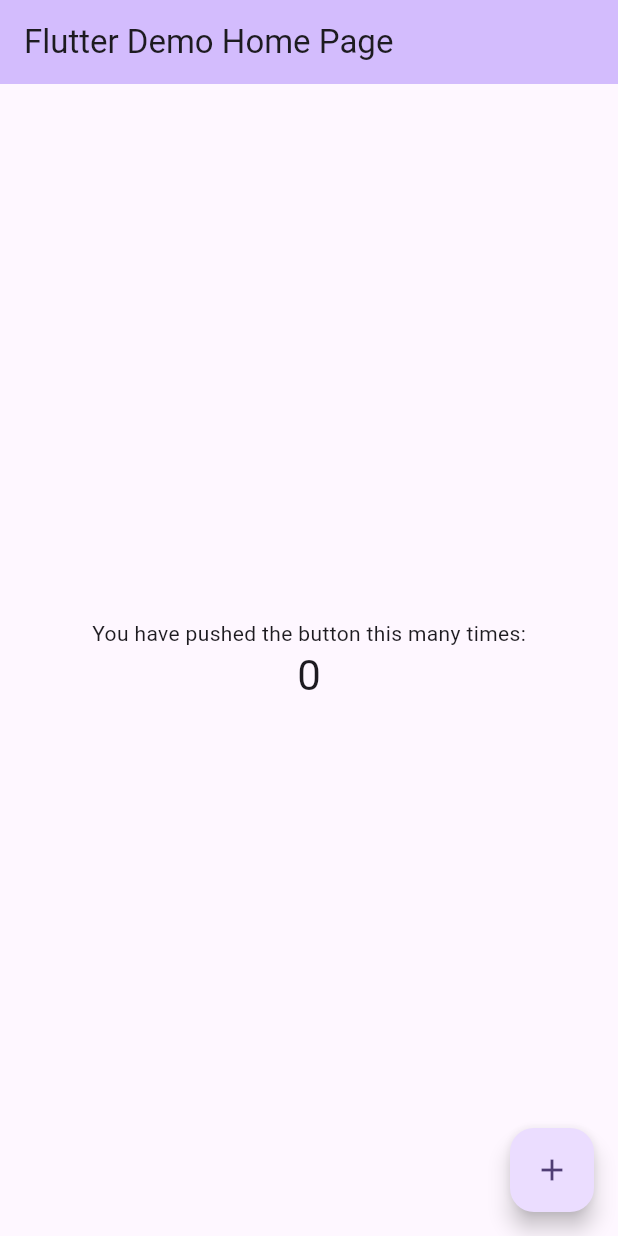
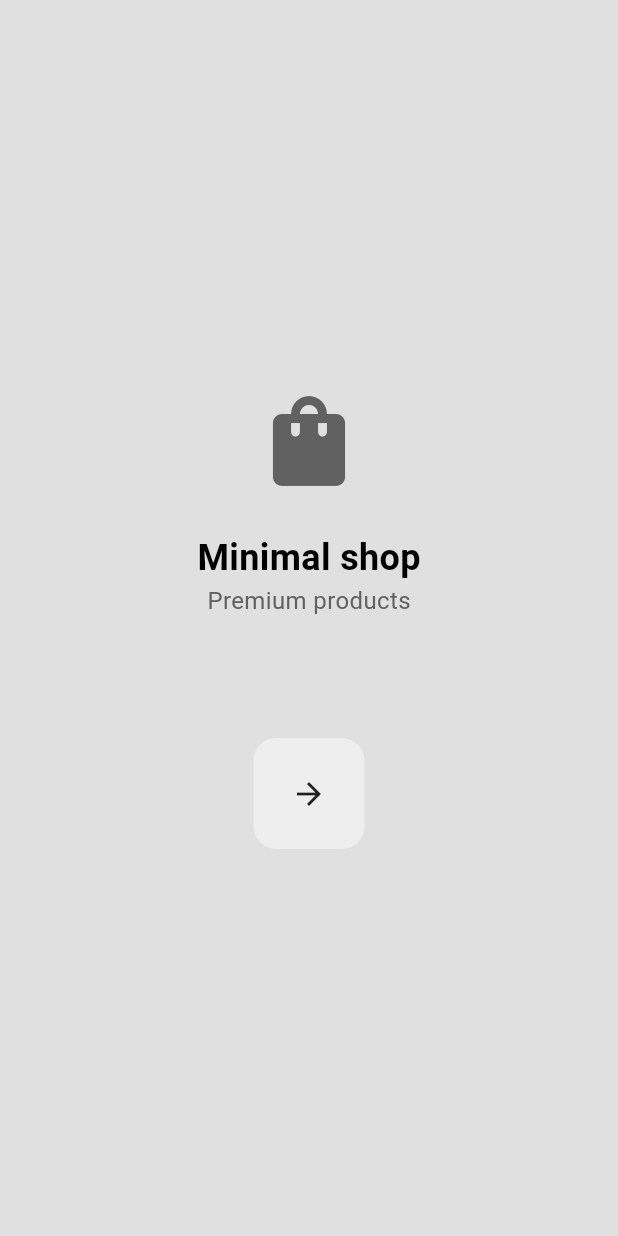
Before and after one commit to dixonaws/minimal_ecommerce, a Flutter app: the screen it shows after launch, on a phone screen of 412 x 824 dp. Run offline on Flutter 3.47's test engine with Material 3 defaults, Android fonts, the phone set to English and light mode, and no system bars.

Commit message:
Basic app with navigation

```diff
--- /dev/null
+++ b/lib/components/my_button.dart
@@ -0,0 +1,24 @@
+import 'package:flutter/material.dart';
+
+class MyButton extends StatelessWidget {
+  final void Function()? onTap;
+  final Widget child;
+
+  const MyButton({super.key, required this.onTap, required this.child});
+
+  @override
+  Widget build(BuildContext context) {
+    return GestureDetector(
+      onTap: onTap,
+      child: Container(
+        decoration: BoxDecoration(
+          color: Theme.of(context).colorScheme.primary,
+          borderRadius: BorderRadius.circular(15),
+        ),
+        padding: const EdgeInsets.all(25),
+
+        child: child,
+      ),
+    );
+  }
+}
--- a/lib/main.dart
+++ b/lib/main.dart
@@ -1,4 +1,8 @@
 import 'package:flutter/material.dart';
+import 'package:minimal_ecommerce/pages/cart_page.dart';
+import 'package:minimal_ecommerce/pages/intro_page.dart';
+import 'package:minimal_ecommerce/pages/shop_page.dart';
+import 'package:minimal_ecommerce/themes/light_mode.dart';
 
 void main() {
   runApp(const MyApp());
@@ -7,119 +11,17 @@
 class MyApp extends StatelessWidget {
   const MyApp({super.key});
 
-  // This widget is the root of your application.
   @override
   Widget build(BuildContext context) {
     return MaterialApp(
-      title: 'Flutter Demo',
-      theme: ThemeData(
-        // This is the theme of your application.
-        //
-        // TRY THIS: Try running your application with "flutter run". You'll see
-        // the application has a purple toolbar. Then, without quitting the app,
-        // try changing the seedColor in the colorScheme below to Colors.green
-        // and then invoke "hot reload" (save your changes or press the "hot
-        // reload" button in a Flutter-supported IDE, or press "r" if you used
-        // the command line to start the app).
-        //
-        // Notice that the counter didn't reset back to zero; the application
-        // state is not lost during the reload. To reset the state, use hot
-        // restart instead.
-        //
-        // This works for code too, not just values: Most code changes can be
-        // tested with just a hot reload.
-        colorScheme: ColorScheme.fromSeed(seedColor: Colors.deepPurple),
-        useMaterial3: true,
-      ),
-      home: const MyHomePage(title: 'Flutter Demo Home Page'),
+      debugShowCheckedModeBanner: false,
+      home: const IntroPage(),
+      theme: lightMode,
+      routes: {
+        '/intro_page': (context) => IntroPage(),
+        '/shop_page': (context) => ShopPage(),
+        '/cart_page': (context) => CartPage(),
+      }
     );
   }
 }
-
-class MyHomePage extends StatefulWidget {
-  const MyHomePage({super.key, required this.title});
-
-  // This widget is the home page of your application. It is stateful, meaning
-  // that it has a State object (defined below) that contains fields that affect
-  // how it looks.
-
-  // This class is the configuration for the state. It holds the values (in this
-  // case the title) provided by the parent (in this case the App widget) and
-  // used by the build method of the State. Fields in a Widget subclass are
-  // always marked "final".
-
-  final String title;
-
-  @override
-  State<MyHomePage> createState() => _MyHomePageState();
-}
-
-class _MyHomePageState extends State<MyHomePage> {
-  int _counter = 0;
-
-  void _incrementCounter() {
-    setState(() {
-      // This call to setState tells the Flutter framework that something has
-      // changed in this State, which causes it to rerun the build method below
-      // so that the display can reflect the updated values. If we changed
-      // _counter without calling setState(), then the build method would not be
-      // called again, and so nothing would appear to happen.
-      _counter++;
-    });
-  }
-
-  @override
-  Widget build(BuildContext context) {
-    // This method is rerun every time setState is called, for instance as done
-    // by the _incrementCounter method above.
-    //
-    // The Flutter framework has been optimized to make rerunning build methods
-    // fast, so that you can just rebuild anything that needs updating rather
-    // than having to individually change instances of widgets.
-    return Scaffold(
-      appBar: AppBar(
-        // TRY THIS: Try changing the color here to a specific color (to
-        // Colors.amber, perhaps?) and trigger a hot reload to see the AppBar
-        // change color while the other colors stay the same.
-        backgroundColor: Theme.of(context).colorScheme.inversePrimary,
-        // Here we take the value from the MyHomePage object that was created by
-        // the App.build method, and use it to set our appbar title.
-        title: Text(widget.title),
-      ),
-      body: Center(
-        // Center is a layout widget. It takes a single child and positions it
-        // in the middle of the parent.
-        child: Column(
-          // Column is also a layout widget. It takes a list of children and
-          // arranges them vertically. By default, it sizes itself to fit its
-          // children horizontally, and tries to be as tall as its parent.
-          //
-          // Column has various properties to control how it sizes itself and
-          // how it positions its children. Here we use mainAxisAlignment to
-          // center the children vertically; the main axis here is the vertical
-          // axis because Columns are vertical (the cross axis would be
-          // horizontal).
-          //
-          // TRY THIS: Invoke "debug painting" (choose the "Toggle Debug Paint"
-          // action in the IDE, or press "p" in the console), to see the
-          // wireframe for each widget.
-          mainAxisAlignment: MainAxisAlignment.center,
-          children: <Widget>[
-            const Text(
-              'You have pushed the button this many times:',
-            ),
-            Text(
-              '$_counter',
-              style: Theme.of(context).textTheme.headlineMedium,
-            ),
-          ],
-        ),
-      ),
-      floatingActionButton: FloatingActionButton(
-        onPressed: _incrementCounter,
-        tooltip: 'Increment',
-        child: const Icon(Icons.add),
-      ), // This trailing comma makes auto-formatting nicer for build methods.
-    );
-  }
-}
--- /dev/null
+++ b/lib/pages/intro_page.dart
@@ -0,0 +1,46 @@
+import 'package:flutter/material.dart';
+import 'package:minimal_ecommerce/components/my_button.dart';
+
+class IntroPage extends StatelessWidget {
+  const IntroPage({super.key});
+
+  @override
+  Widget build(BuildContext context) {
+    return Scaffold(
+        backgroundColor: Theme.of(context).colorScheme.background,
+        body: Column(
+          mainAxisAlignment: MainAxisAlignment.center,
+          children: [
+            // logo
+            Center(
+              child: Icon(
+                Icons.shopping_bag,
+                size: 72,
+                color: Theme.of(context).colorScheme.inversePrimary,
+              ),
+            ),
+
+            SizedBox(height: 25),
+
+            // title
+            Text("Minimal shop",
+                style: TextStyle(
+                  fontSize: 24,
+                  fontWeight: FontWeight.bold,
+                )),
+
+            // subtitle
+            Text("Premium products",
+                style: TextStyle(
+                  fontSize: 16,
+                  color: Theme.of(context).colorScheme.inversePrimary,
+                )),
+
+            SizedBox(height: 80),
+
+            MyButton(onTap: () => Navigator.pushNamed(context, '/shop_page'), child: Icon(Icons.arrow_forward)),
+            // button
+          ],
+        ));
+  }
+}
--- /dev/null
+++ b/lib/themes/light_mode.dart
@@ -0,0 +1,9 @@
+import 'package:flutter/material.dart';
+
+ThemeData lightMode = ThemeData(
+    colorScheme: ColorScheme.light(
+  background: Colors.grey.shade300,
+  primary: Colors.grey.shade200,
+  secondary: Colors.white,
+  inversePrimary: Colors.grey.shade700,
+));
```
Also changed, not shown: lib/components/my_drawer.dart (added, +55 -0 lines), lib/components/my_list_tile.dart (added, +24 -0 lines), lib/pages/cart_page.dart (added, +17 -0 lines), lib/pages/shop_page.dart (added, +19 -0 lines).
